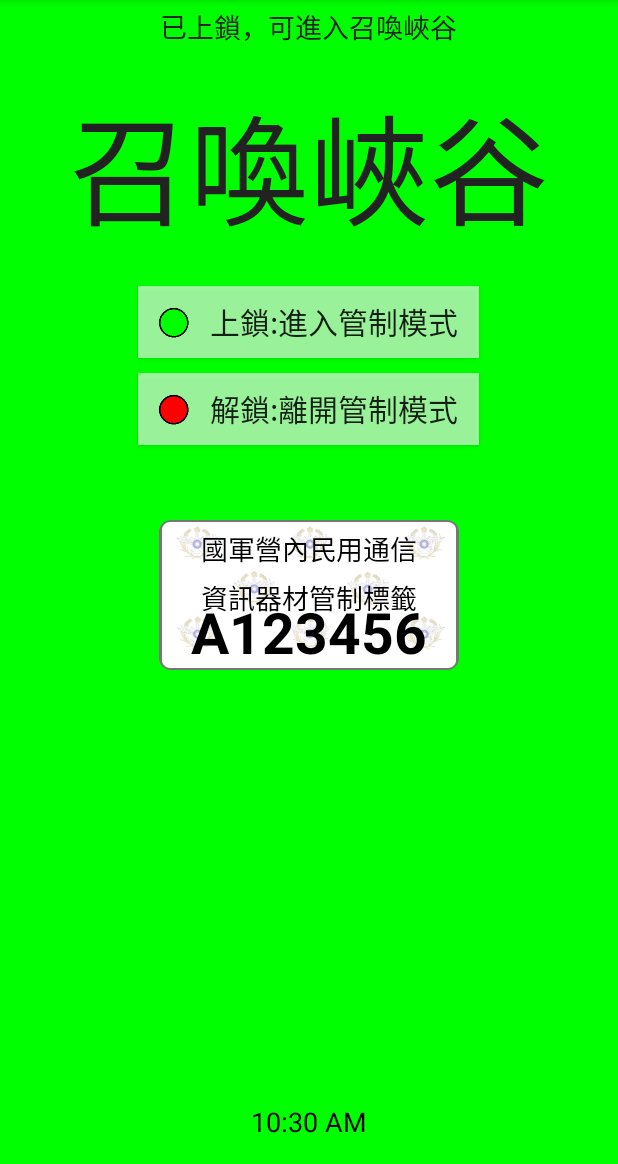
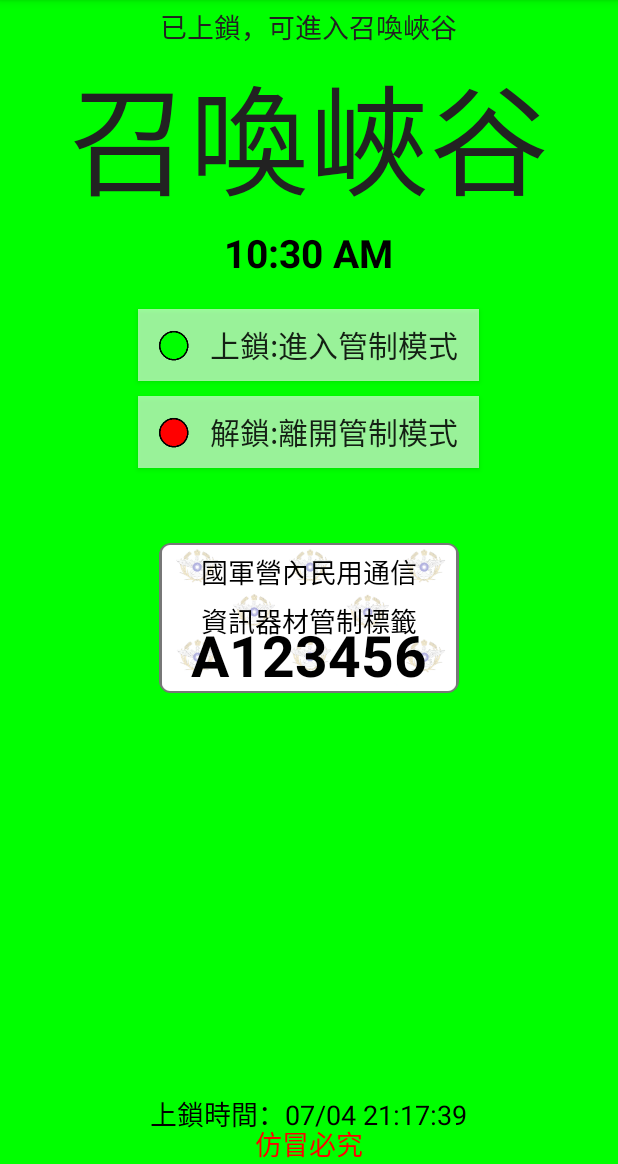
Before and after one commit to leviliangtw/MDM, an Android app: the screen it shows after launch (MainActivity), on a phone screen of 412 x 824 dp, the part 72-1236 px from its top. Run offline under Robolectric (Android 15) with nearby library versions, the phone set to English and light mode, and no system bars.

Commit message:
MDM Update 3.01

```diff
--- a/app/src/main/java/org/ncsist/mdm/MainActivity.java
+++ b/app/src/main/java/org/ncsist/mdm/MainActivity.java
@@ -33,6 +33,7 @@ import android.widget.TextClock;
 import android.widget.TextView;
 import android.widget.Toast;
 
+import java.text.ParseException;
 import java.text.SimpleDateFormat;
 import java.util.ArrayList;
 import java.util.Date;
@@ -56,6 +57,7 @@ public class MainActivity extends AppCompatActivity {
     private String title;
     private String barracks;
     private String safetagnum;
+    private String lucktimetag; // 20190926/leviliang/MDM Update 3.01
     private String now;
     private String abouttitle;
     private String registeredtime;
@@ -80,7 +82,7 @@ public class MainActivity extends AppCompatActivity {
         super.onCreate(savedInstanceState);
         setContentView(R.layout.activity_main);
 
-        SimpleDateFormat formatter = new SimpleDateFormat("yyyy-MM-dd HH:mm:ss");
+        SimpleDateFormat formatter = new SimpleDateFormat("MM/dd HH:mm:ss");
         Date curDate = new Date(System.currentTimeMillis()) ; // 獲取當前時間
         now = formatter.format(curDate);
 
@@ -201,9 +203,22 @@ public class MainActivity extends AppCompatActivity {
                             handler.postDelayed(new Runnable() {
                                 @Override
                                 public void run() {
-                                    mainLayout.setBackgroundColor(Color.RED);
-                                    state.setText("未上鎖，不得進入管制營區");
-                                    currentBaracks.setText("未上鎖");
+                                    // 20190926/leviliang/MDM Update 3.01
+                                    float scale = getResources().getDisplayMetrics().density;
+                                    int dpAsPixels = (int) (1*scale + 0.5f);
+                                    mndImage.setBackgroundResource(R.drawable.bg_border);
+                                    mndImage.setImageDrawable(getResources().getDrawable(R.drawable.tagbg_rd));
+                                    mndImage.getLayoutParams().height = (int) (100*scale + 0.5f);
+                                    mndImage.setPadding(dpAsPixels, dpAsPixels, dpAsPixels, dpAsPixels);
+                                    saveTagText.setVisibility(View.VISIBLE);
+                                    saveTagNum.setVisibility(View.VISIBLE);
+                                    // mainLayout.setBackgroundColor(Color.RED);
+                                    mainLayout.setBackgroundColor(Color.GREEN);
+                                    // state.setText("未上鎖，不得進入管制營區");
+                                    state.setText("已上鎖，可進入" + barracks);
+                                    // currentBaracks.setText("未上鎖");
+                                    currentBaracks.setText(barracks);
+                                    Toast.makeText(MainActivity.this, "進入管制模式！", Toast.LENGTH_SHORT).show();
                                 }
                             }, 2000);
                         }
@@ -231,9 +246,22 @@ public class MainActivity extends AppCompatActivity {
                             handler.postDelayed(new Runnable() {
                                 @Override
                                 public void run() {
-                                    mainLayout.setBackgroundColor(Color.RED);
-                                    state.setText("未上鎖，不得進入管制區");
-                                    currentBaracks.setText("未上鎖");
+                                    // 20190926/leviliang/MDM Update 3.01
+                                    float scale = getResources().getDisplayMetrics().density;
+                                    int dpAsPixels = (int) (1*scale + 0.5f);
+                                    mndImage.setBackgroundResource(R.drawable.bg_border);
+                                    mndImage.setImageDrawable(getResources().getDrawable(R.drawable.tagbg_rd));
+                                    mndImage.getLayoutParams().height = (int) (100*scale + 0.5f);
+                                    mndImage.setPadding(dpAsPixels, dpAsPixels, dpAsPixels, dpAsPixels);
+                                    saveTagText.setVisibility(View.VISIBLE);
+                                    saveTagNum.setVisibility(View.VISIBLE);
+                                    // mainLayout.setBackgroundColor(Color.RED);
+                                    mainLayout.setBackgroundColor(Color.GREEN);
+                                    // state.setText("未上鎖，不得進入管制營區");
+                                    state.setText("已上鎖，可進入" + barracks);
+                                    // currentBaracks.setText("未上鎖");
+                                    currentBaracks.setText(barracks);
+                                    Toast.makeText(MainActivity.this, "進入管制模式！", Toast.LENGTH_SHORT).show();
                                 }
                             },2000);
                         }
@@ -569,6 +597,17 @@ public class MainActivity extends AppCompatActivity {
         TextView saveTagNum = (TextView)findViewById(R.id.saveTagNum);
         saveTagNum.setText(safetagnum);
 
+        // 20190926/leviliang/MDM Update 3.01
+        SimpleDateFormat dateFormat1 = new SimpleDateFormat("yyyy-MM-dd HH:mm:ss");
+        SimpleDateFormat dateFormat2 = new SimpleDateFormat("MM/dd HH:mm:ss");
+        try {
+            Date date = dateFormat1.parse(lockedtime);
+            lucktimetag = dateFormat2.format(date);
+            TextView luckTimeTag = (TextView)findViewById(R.id.luckTimeTag);
+            luckTimeTag.setText("上鎖時間：" + lucktimetag);
+            Log.e("Time", lucktimetag);
+        } catch (ParseException e) {
+        }
 
         toolbar.setTitle(title);
         toolbar.setTitleTextAppearance(this, R.style.Toolbar_TitleText);
--- a/app/src/main/res/layout/content_main.xml
+++ b/app/src/main/res/layout/content_main.xml
@@ -7,7 +7,6 @@
     android:paddingLeft="@dimen/activity_horizontal_margin"
     android:paddingRight="@dimen/activity_horizontal_margin"
     android:paddingTop="4dp"
-    android:paddingBottom="@dimen/activity_vertical_margin"
     android:background="@color/lockedColor"
     app:layout_behavior="@string/appbar_scrolling_view_behavior"
     tools:showIn="@layout/activity_main" tools:context=".MainActivity">
@@ -29,7 +28,19 @@
         android:id="@+id/currentBaracks"
         android:layout_below="@+id/State"
         android:layout_centerHorizontal="true"
-        android:layout_marginTop="20dp" />
+        android:layout_marginTop="0dp" />
+
+    <TextClock
+        android:id="@+id/textClock"
+        android:layout_width="wrap_content"
+        android:layout_height="wrap_content"
+        android:layout_below="@+id/currentBaracks"
+        android:layout_centerHorizontal="true"
+        android:format24Hour="MM/dd HH:mm:ss"
+        android:text="09/26 13:49:03"
+        android:textColor="#000000"
+        android:textSize="26sp"
+        android:textStyle="bold" />
 
     <Button
         android:layout_width="wrap_content"
@@ -40,7 +51,7 @@
         android:drawableLeft="@mipmap/littlegreenpot"
         android:id="@+id/lock"
         android:background="#99FFFFFF"
-        android:layout_below="@+id/currentBaracks"
+        android:layout_below="@+id/textClock"
         android:layout_centerHorizontal="true"
         android:layout_marginTop="20dp" />
 
@@ -97,15 +108,28 @@
         android:textColor="@color/colorPrimaryDark"
         android:textStyle="bold" />
 
-    <TextClock
-        android:id="@+id/textClock"
+    <TextView
+        android:text="上鎖時間：09/26 13:48:24"
+        android:layout_width="wrap_content"
+        android:layout_height="wrap_content"
+        android:id="@+id/luckTimeTag"
+        android:layout_alignBottom="@+id/fakeText"
+        android:layout_centerHorizontal="true"
+        android:layout_marginBottom="20dp"
+        android:textSize="18sp"
+        android:textAlignment="center"
+        android:textColor="@color/colorPrimaryDark" />
+
+    <TextView
+        android:id="@+id/fakeText"
         android:layout_width="wrap_content"
         android:layout_height="wrap_content"
         android:layout_alignParentBottom="true"
         android:layout_centerHorizontal="true"
-        android:textColor="#000000"
-        android:textSize="18sp"
-        android:format24Hour="(yyyy-MM-dd HH:mm:ss)"/>
+        android:text="仿冒必究"
+        android:textAlignment="center"
+        android:textColor="#FF0000"
+        android:textSize="18sp" />
 
 
 
```
